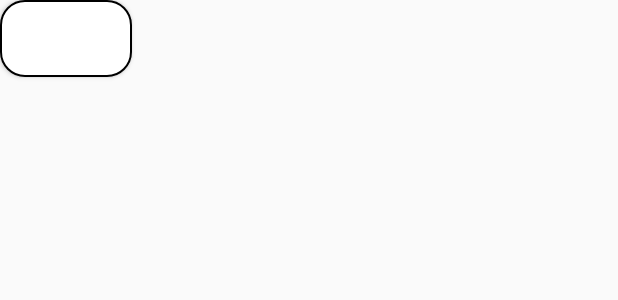
After one commit to groshevdg/NTracker, an Android app: the layout item_inner_selector.xml on its own in the app's theme, with its tools: preview values and no code run, on a phone screen of 412 x 824 dp. The commit adds this screen. Shown: the top 300 px of the screen. Run offline under Robolectric (Android 15) with nearby library versions, the phone set to English and light mode, and no system bars.

Commit message:
added selector item in list

```diff
--- a/app/src/main/java/ru/groshevdg/models/ui/NewsListItems.kt
+++ b/app/src/main/java/ru/groshevdg/models/ui/NewsListItems.kt
@@ -5,5 +5,5 @@ import ru.groshevdg.models.usecase.New
 sealed class NewsListItems {
 
     class NewItem(val new: New) : NewsListItems()
-    class SelectorItem: NewsListItems()
+    class SelectorItem(val itemsList: List<InnerSelectorItem>): NewsListItems()
 }
--- a/app/src/main/java/ru/groshevdg/ui/news/NewsListFragment.kt
+++ b/app/src/main/java/ru/groshevdg/ui/news/NewsListFragment.kt
@@ -13,6 +13,7 @@ import kotlinx.coroutines.launch
 import ru.groshevdg.App
 import ru.groshevdg.R
 import ru.groshevdg.data.repository.NewsRepository
+import ru.groshevdg.models.ui.InnerSelectorItem
 import ru.groshevdg.models.ui.NewsListItems
 import ru.groshevdg.ui.news.adapters.NewsListRecyclerAdapter
 import ru.groshevdg.usecase.NewsUseCase
@@ -38,7 +39,10 @@ class NewsListFragment : Fragment() {
         val scope = CoroutineScope(Dispatchers.Default)
         scope.launch {
             val news = NewsUseCase(NewsRepository(App.instance.apiService)).getNews()
-            view.post { adapter.setItems(news.map { NewsListItems.NewItem(it) }) }
+            val items = mutableListOf<NewsListItems>()
+            items.add(NewsListItems.SelectorItem(mutableListOf(InnerSelectorItem("auto", true, true))))
+            news.map { items.add(NewsListItems.NewItem(it)) }
+            view.post { adapter.setItems(items) }
         }
     }
 }
--- /dev/null
+++ b/app/src/main/res/drawable/button_selector.xml
@@ -0,0 +1,27 @@
+<?xml version="1.0" encoding="utf-8"?>
+<selector xmlns:android="http://schemas.android.com/apk/res/android">
+    <item android:state_selected="false">
+        <shape android:shape="rectangle">
+            <corners android:radius="16dp" />
+            <solid android:color="@android:color/white"/>
+            <stroke android:color="@android:color/black" android:width="1dp" />
+            <padding
+                android:top="16dp"
+                android:bottom="16dp"
+                android:left="16dp"
+                android:right="16dp" />
+        </shape>
+    </item>
+    <item android:state_selected="true">
+        <shape android:shape="rectangle">
+            <corners android:radius="16dp" />
+            <solid android:color="@color/selected"/>
+            <stroke android:color="@android:color/black" android:width="1dp" />
+            <padding
+                android:top="12dp"
+                android:bottom="12dp"
+                android:left="12dp"
+                android:right="12dp" />
+        </shape>
+    </item>
+</selector>
--- /dev/null
+++ b/app/src/main/res/layout/item_inner_selector.xml
@@ -0,0 +1,7 @@
+<?xml version="1.0" encoding="utf-8"?>
+<Button
+    android:id="@+id/iisButton"
+    android:layout_width="wrap_content"
+    android:layout_height="wrap_content"
+    xmlns:android="http://schemas.android.com/apk/res/android"
+    android:background="@drawable/button_selector"/>
--- a/app/src/main/res/layout/item_new.xml
+++ b/app/src/main/res/layout/item_new.xml
@@ -4,7 +4,7 @@
     android:layout_height="wrap_content"
     xmlns:app="http://schemas.android.com/apk/res-auto"
     xmlns:tools="http://schemas.android.com/tools"
-    android:layout_margin="16dp"
+    android:layout_marginHorizontal="5dp"
     app:cardCornerRadius="32dp">
 
     <androidx.constraintlayout.widget.ConstraintLayout
--- a/app/src/main/res/values/colors.xml
+++ b/app/src/main/res/values/colors.xml
@@ -3,4 +3,8 @@
     <color name="colorPrimary">#6200EE</color>
     <color name="colorPrimaryDark">#3700B3</color>
     <color name="colorAccent">#03DAC5</color>
+    <color name="disable">#CBD1D1</color>
+    <color name="enable">#FFF</color>
+    <color name="failed">#E89F9F</color>
+    <color name="selected">#B5E380</color>
 </resources>
```
Also changed, not shown: app/src/main/java/ru/groshevdg/models/ui/InnerSelectorItem.kt (added, +7 -0 lines), app/src/main/java/ru/groshevdg/ui/news/adapters/SelectorRecyclerAdapter.kt (added, +31 -0 lines), app/src/main/java/ru/groshevdg/ui/news/viewHolders/InnerSelectorItemViewHolder.kt (added, +36 -0 lines), app/src/main/java/ru/groshevdg/ui/news/viewHolders/SelectorItemViewHolder.kt (+10 -1 lines), app/src/main/res/drawable/disabled_state_button.xml (added, +15 -0 lines), app/src/main/res/drawable/failed_state_button.xml (added, +15 -0 lines), app/src/main/res/layout/item_selector.xml (+5 -5 lines).
